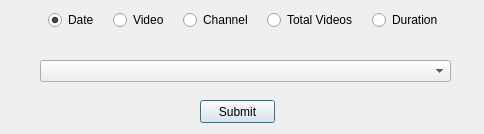
The window that ui/sortDialog.ui (drk10015/WatchTime-Calculator) describes before a commit, drawn with Qt 5.
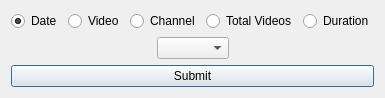
The same window after the commit.

The edit to the form file:
```diff
--- a/ui/sortDialog.ui
+++ b/ui/sortDialog.ui
@@ -6,22 +6,15 @@
    <rect>
     <x>0</x>
     <y>0</y>
-    <width>484</width>
-    <height>134</height>
+    <width>346</width>
+    <height>94</height>
    </rect>
   </property>
   <property name="windowTitle">
    <string>Dialog</string>
   </property>
-  <widget class="QWidget" name="horizontalLayoutWidget">
-   <property name="geometry">
-    <rect>
-     <x>40</x>
-     <y>0</y>
-     <width>411</width>
-     <height>41</height>
-    </rect>
-   </property>
+  <layout class="QVBoxLayout" name="verticalLayout">
+   <item>
    <layout class="QHBoxLayout" name="radioBox">
     <item>
      <widget class="QRadioButton" name="dateButton">
@@ -101,30 +94,48 @@
      </widget>
     </item>
    </layout>
-  </widget>
-  <widget class="QComboBox" name="comboBox">
-   <property name="geometry">
-    <rect>
-     <x>40</x>
-     <y>60</y>
-     <width>411</width>
-     <height>22</height>
-    </rect>
-   </property>
-  </widget>
+   </item>
+   <item>
+    <layout class="QHBoxLayout" name="horizontalLayout">
+     <item>
+      <spacer name="horizontalSpacer">
+       <property name="orientation">
+        <enum>Qt::Horizontal</enum>
+       </property>
+       <property name="sizeHint" stdset="0">
+        <size>
+         <width>40</width>
+         <height>20</height>
+        </size>
+       </property>
+      </spacer>
+     </item>
+     <item>
+      <widget class="QComboBox" name="comboBox"/>
+     </item>
+     <item>
+      <spacer name="horizontalSpacer_2">
+       <property name="orientation">
+        <enum>Qt::Horizontal</enum>
+       </property>
+       <property name="sizeHint" stdset="0">
+        <size>
+         <width>40</width>
+         <height>20</height>
+        </size>
+       </property>
+      </spacer>
+     </item>
+    </layout>
+   </item>
+   <item>
   <widget class="QPushButton" name="sortButton">
-   <property name="geometry">
-    <rect>
-     <x>200</x>
-     <y>100</y>
-     <width>75</width>
-     <height>23</height>
-    </rect>
-   </property>
    <property name="text">
     <string>Submit</string>
    </property>
   </widget>
+   </item>
+  </layout>
  </widget>
  <resources/>
  <connections/>
```
Lines whose indentation alone changed are shown as unchanged.
